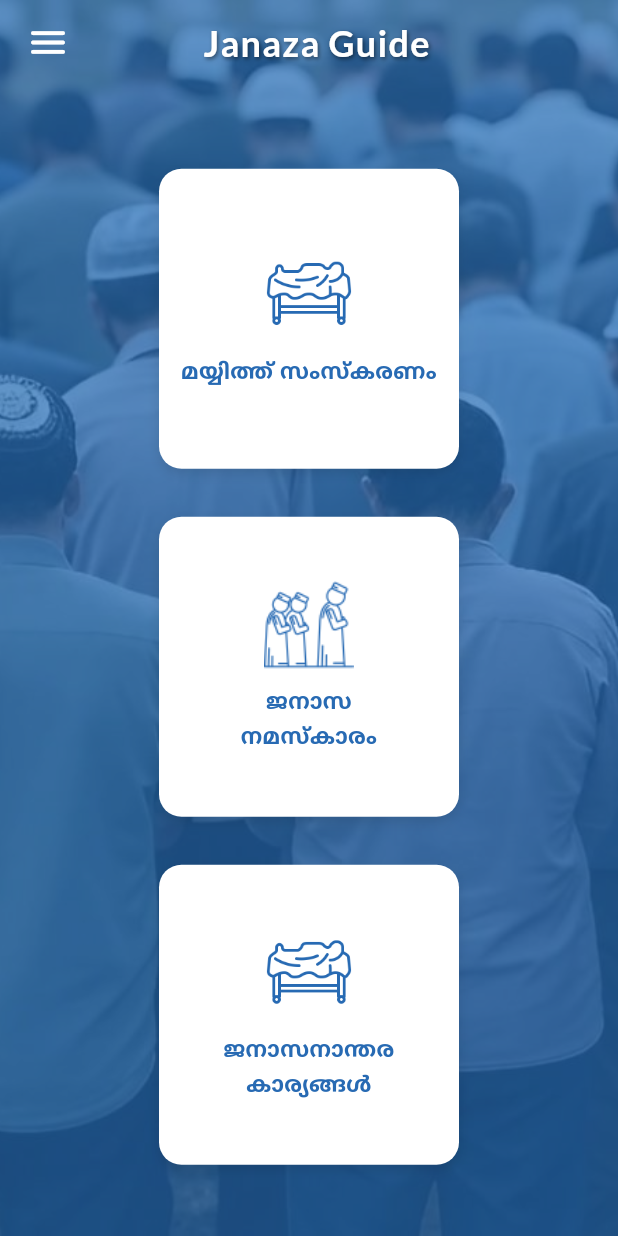
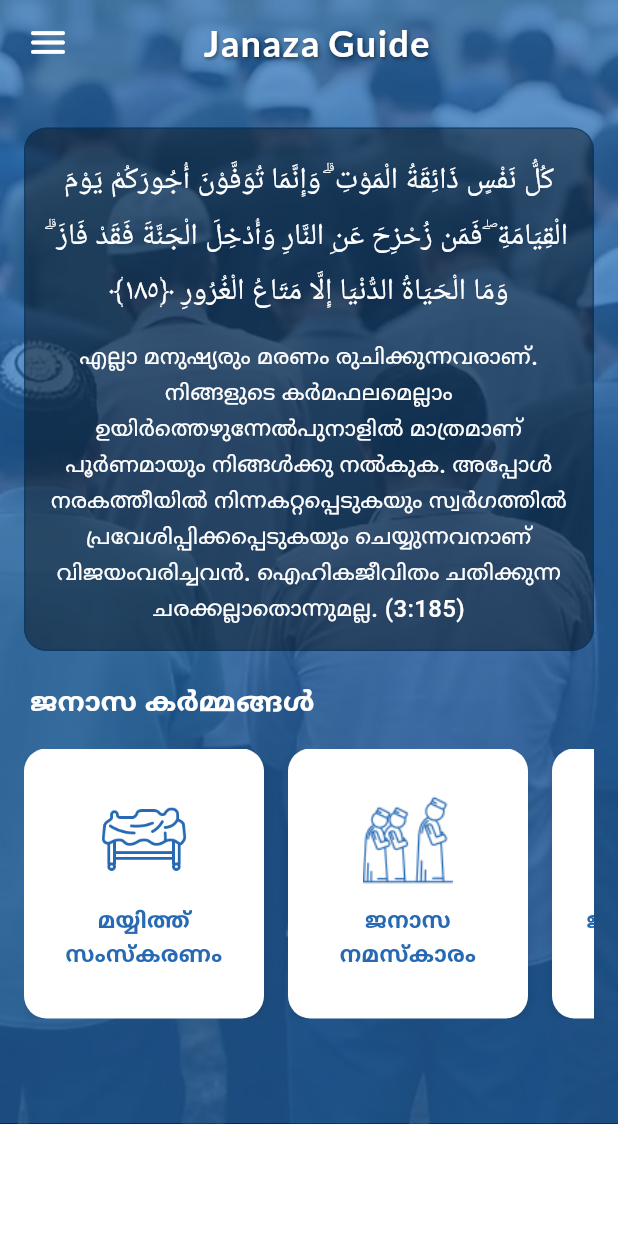
Before and after one commit to Jalaludheen25/Salat_jnz, a Flutter app: the HomeScreen screen opened directly, on a phone screen of 412 x 824 dp. Run offline on Flutter 3.47's test engine with Material 3 defaults, Android fonts, the light colour scheme and no system bars; our stand-ins replace google_fonts, just_audio, shared_preferences; accounts and stored records are empty; Roboto replaces fonts that are missing (Amiri).

Commit message:
Home screen UI changed

```diff
--- a/lib/screen/home_screen.dart
+++ b/lib/screen/home_screen.dart
@@ -89,40 +89,102 @@ class _HomeScreenState extends State<HomeScreen> {
         ),
       ),
       drawer: AppDrawer(),
-      body: Stack(
-        children: [
-          // Background image (now covers the entire screen including AppBar area)
-          Positioned.fill(
-            child: Image.asset(
-              ImageClass.homebg,
+      body: Container(
+        decoration: BoxDecoration(
+          image: DecorationImage(
+            image: AssetImage(ImageClass.homebg),
             fit: BoxFit.cover,
           ),
         ),
-          // Overlay container with opacity (covers entire screen)
-          Positioned.fill(
         child: Container(
           color: ColorClass.primaryColor.withOpacity(0.7),
+          child: SafeArea(
+            child: SingleChildScrollView(
+              child: Container(
+                width: double.infinity,
+                child: Column(
+                  children: [
+                    // Quranic Verse Container
+                    Container(
+                      margin: EdgeInsets.symmetric(horizontal: 16, vertical: 20),
+                      padding: EdgeInsets.all(16),
+                      decoration: BoxDecoration(
+                        color: Colors.black.withOpacity(0.4),
+                        borderRadius: BorderRadius.circular(15),
+                        border: Border.all(
+                          color: ColorClass.secondaryColor.withOpacity(0.5),
+                          width: 1,
                         ),
                       ),
-          // Content - now with padding from top to account for AppBar
-          SafeArea(
-            child: Center(
-              child: ConstrainedBox(
-                constraints: const BoxConstraints(maxWidth: 200),
-                child: ListView.separated(
-                  shrinkWrap: true,
-                  padding: const EdgeInsets.symmetric(vertical: 24),
+                      child: Column(
+                        children: [
+                          Text(
+                            'كُلُّ نَفْسٍ ذَائِقَةُ الْمَوْتِ ۗ وَإِنَّمَا تُوَفَّوْنَ أُجُورَكُمْ يَوْمَ الْقِيَامَةِ ۖ فَمَن زُحْزِحَ عَنِ النَّارِ وَأُدْخِلَ الْجَنَّةَ فَقَدْ فَازَ ۗ وَمَا الْحَيَاةُ الدُّنْيَا إِلَّا مَتَاعُ الْغُرُورِ ﴿١٨٥﴾',
+                            textAlign: TextAlign.center,
+                            textDirection: TextDirection.rtl,
+                            style: GoogleFonts.amiri(
+                              fontSize: 20,
+                              height: 1.8,
+                              color: Colors.white,
+
+                            ),
+                          ),
+                          SizedBox(height: 12),
+                          Text(
+                            'എല്ലാ മനുഷ്യരും മരണം രുചിക്കുന്നവരാണ്. നിങ്ങളുടെ കര്‍മഫലമെല്ലാം ഉയിര്‍ത്തെഴുന്നേല്‍പുനാളില്‍ മാത്രമാണ് പൂര്‍ണമായും നിങ്ങള്‍ക്കു നല്‍കുക. അപ്പോള്‍ നരകത്തീയില്‍ നിന്നകറ്റപ്പെടുകയും സ്വര്‍ഗത്തില്‍ പ്രവേശിപ്പിക്കപ്പെടുകയും ചെയ്യുന്നവനാണ് വിജയംവരിച്ചവന്‍. ഐഹികജീവിതം ചതിക്കുന്ന ചരക്കല്ലാതൊന്നുമല്ല. (3:185)',
+                            textAlign: TextAlign.center,
+                            style: GoogleFonts.anekMalayalam(
+                              fontSize: 16,
+                              height: 1.5,
+                              color: Colors.white,
+                              fontWeight: FontWeight.w500,
+                            ),
+                          ),
+                        ],
+                      ),
+                    ),
+                    // Prayer Items Grid
+                    Padding(
+                      padding: const EdgeInsets.symmetric(horizontal: 16.0),
+                      child: Column(
+                        crossAxisAlignment: CrossAxisAlignment.start,
+                        children: [
+                          Padding(
+                            padding: const EdgeInsets.only(bottom: 16.0, left: 4.0),
+                            child: Text(
+                              'ജനാസ കർമ്മങ്ങൾ',
+                              style: GoogleFonts.anekMalayalam(
+                                fontSize: 20,
+                                fontWeight: FontWeight.w600,
+                                color: Colors.white,
+                              ),
+                            ),
+                          ),
+                          Container(
+                            height: 180,
+                            child: ListView.builder(
+                              scrollDirection: Axis.horizontal,
                               itemCount: prayerItems.length,
-                  separatorBuilder: (context, index) =>
-                      const SizedBox(height: 32),
                               itemBuilder: (context, index) {
-                    return _buildPrayerItem(prayerItems[index]);
+                                return Container(
+                                  width: 160,
+                                  margin: EdgeInsets.only(right: 16),
+                                  child: _buildPrayerItem(prayerItems[index]),
+                                );
                               },
+                            ),
+                          ),
+                          // Add some bottom padding
+                          SizedBox(height: 70),
+                        ],
+                      ),
+                    ),
+                  ],
                 ),
               ),
             ),
           ),
-        ],
+        ),
       ),
     );
   }
@@ -135,8 +197,6 @@ class _HomeScreenState extends State<HomeScreen> {
           MaterialPageRoute(builder: (context) => item['screen']),
         );
       },
-      child: AspectRatio(
-        aspectRatio: 1,
       child: Container(
         decoration: BoxDecoration(
           color: ColorClass.white,
@@ -151,7 +211,7 @@ class _HomeScreenState extends State<HomeScreen> {
           ],
         ),
         child: Padding(
-            padding: const EdgeInsets.all(8.0),
+          padding: const EdgeInsets.all(12.0),
           child: Column(
             mainAxisAlignment: MainAxisAlignment.center,
             children: [
@@ -161,11 +221,11 @@ class _HomeScreenState extends State<HomeScreen> {
                 width: 60,
                 height: 60,
               ),
-                const SizedBox(height: 10),
+              const SizedBox(height: 12),
               Text(
                 item['title'],
                 textAlign: TextAlign.center,
-                  style: const TextStyle(
+                style: GoogleFonts.anekMalayalam(
                   color: ColorClass.primaryColor,
                   fontSize: 16,
                   fontWeight: FontWeight.bold,
@@ -175,7 +235,6 @@ class _HomeScreenState extends State<HomeScreen> {
           ),
         ),
       ),
-      ),
     );
   }
 }
--- a/lib/screen/pages/deadbodystepscreen.dart
+++ b/lib/screen/pages/deadbodystepscreen.dart
@@ -26,7 +26,7 @@ class _MayyithstepscreenState extends State<Mayyithstepscreen> {
       imagePath: 'assets/images/patientman.png', instructions: '',
     ),
     Mayyithmodel(
-      title: 'ഖുര്‍ആന്‍ പാരായണം:',
+      title: 'സൂറ യാസീൻ ഓതുക:',
       description:
           ' മരണാസന്നന്റെ സമീപം സൂറ യാസീൻ ഓതുക. നബി (സ) പറഞ്ഞതായി അബൂദർറും അബുദ്ദർദാഉം (റ) ഉദ്ധരിക്കുന്നു.ا ما منْ ميتٍ يموتُ، فيُقرأُ عندهُ سورةُ ( يس )، إلا هوَّنَ اللهُ عز وجل عليهِ (مسند الفردوس)(മരിച്ചുകൊണ്ടിരിക്കുന്ന ഏതൊരാളുടെ അരികിൽ വെച്ചും യാസീൻ ഓതിയാൽ അല്ലാഹു അയാൾക്ക് ആശ്വാസം നൽകാതിരിക്കയില്ല.)',
       imagePath: 'assets/images/recitingquran.png', instructions: '',
@@ -38,7 +38,7 @@ class _MayyithstepscreenState extends State<Mayyithstepscreen> {
       imagePath: 'assets/images/closing eyes.png', instructions: '',
     ),
     Mayyithmodel(
-      title: 'കഫന്‍ ചെയ്യല്‍',
+      title: 'ശരീരം മുഴുവൻ മൂടുക.',
       description:
           'ശരീരം മുഴുവൻ ഒരു വസ്ത്രം കൊണ്ടു മൂടുക. തിരുശരീരം വരകളുള്ള വസ്ത്രം കൊണ്ട് മൂടിയിരുന്നതായി ആയിശ(റ) ഉദ്ധരിച്ചിട്ടുണ്ട്. മൃതശരീരം ചുംബിക്കാവുന്നതാണ്. നബി (സ) ഉഥ്മാനുബ്നു മള്ഊനിനെയും അബൂബകർ (റ) നബി (സ)യെയും മരണശേഷം ചുംബിച്ചതായി റിപ്പോർട്ടുകളുണ്ട്',
       imagePath: 'assets/images/deadbody covering.png', instructions: '',
--- a/lib/screen/pages/janazacare.dart
+++ b/lib/screen/pages/janazacare.dart
@@ -84,7 +84,7 @@ class _JanazacaredetailsState extends State<Janazacaredetails> {
           onPressed: () => Navigator.of(context).pop(),
         ),
         title: Text(
-          'ജനാസ സംസ്കരണം',
+          'ജനാസനാന്തര കാര്യങ്ങൾ',
           style: GoogleFonts.anekMalayalam(
             color: ColorClass.white,
             fontSize: 20,
--- a/lib/screen/prayerjanazascreen.dart
+++ b/lib/screen/prayerjanazascreen.dart
@@ -145,7 +145,7 @@ class _SalatAlJanazaScreenState extends State<SalatAlJanazaScreen> {
                             color: ColorClass.white),
                         SizedBox(width: 12),
                         Text(
-                          'പ്രാർത്ഥനാ ഘട്ടങ്ങൾ',
+                          'മയ്യിത്ത് നമസ്കാരം',
                           style: GoogleFonts.anekMalayalam(
                             fontSize: 18,
                             color: ColorClass.white,
```
Lines whose indentation alone changed are shown as unchanged.
